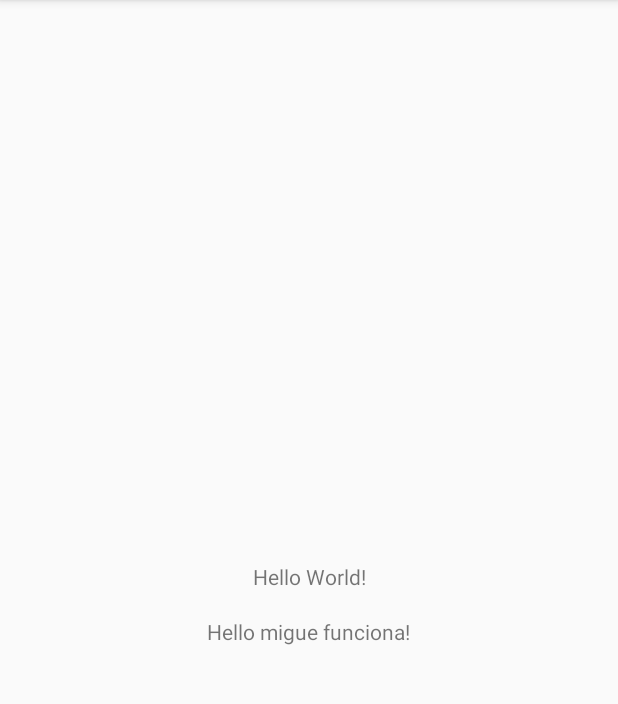
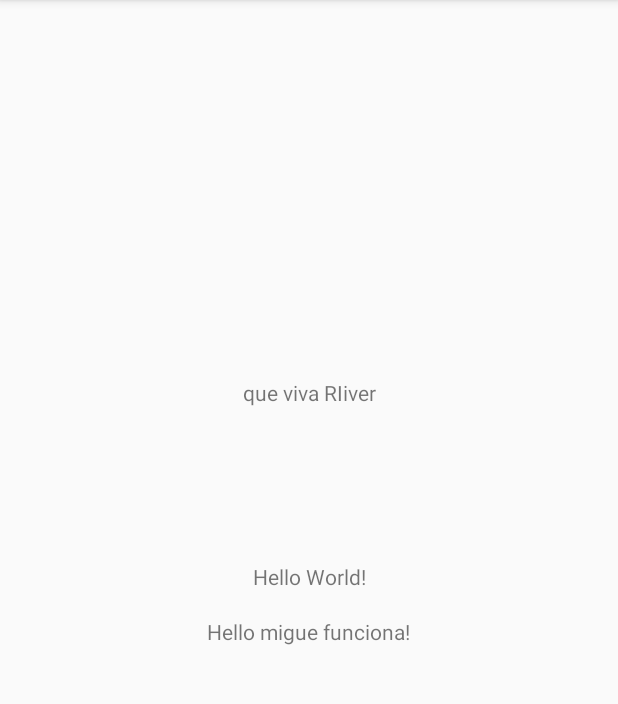
Before and after one commit to todostodo/desarrollo, an Android app: the screen it shows after launch (MainActivity), on a phone screen of 412 x 824 dp, the part 84-788 px from its top. Run offline under Robolectric (Android 15) with nearby library versions, the phone set to English and light mode, and no system bars.

Commit message:
agrege un texv

```diff
--- a/app/src/main/res/layout/activity_main.xml
+++ b/app/src/main/res/layout/activity_main.xml
@@ -26,4 +26,15 @@
         app:layout_constraintTop_toTopOf="parent"
         app:layout_constraintVertical_bias="0.549" />
 
+    <TextView
+        android:id="@+id/t7"
+        android:layout_width="wrap_content"
+        android:layout_height="wrap_content"
+        android:text="@string/che"
+        app:layout_constraintBottom_toBottomOf="parent"
+        app:layout_constraintEnd_toEndOf="parent"
+        app:layout_constraintStart_toStartOf="parent"
+        app:layout_constraintTop_toTopOf="parent"
+        app:layout_constraintVertical_bias="0.337" />
+
 </androidx.constraintlayout.widget.ConstraintLayout>
--- a/app/src/main/res/values/strings.xml
+++ b/app/src/main/res/values/strings.xml
@@ -1,4 +1,5 @@
 <resources>
     <string name="app_name">desarrollo</string>
     <string name="hola">Hello migue funciona!</string>
+    <string name="che">que viva RIiver</string>
 </resources>
```
